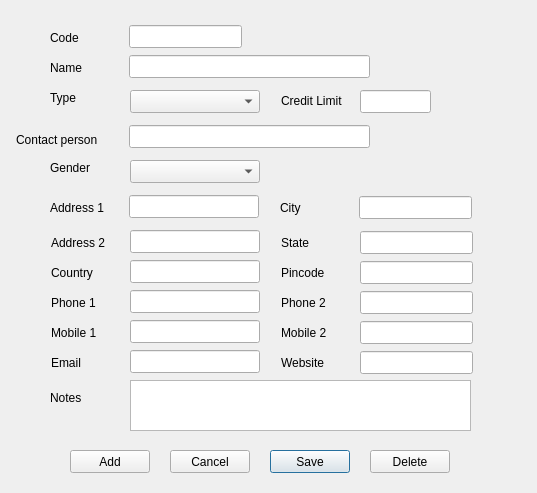
Old version of the form src/customerform.ui in the repository thamizha/angadi.
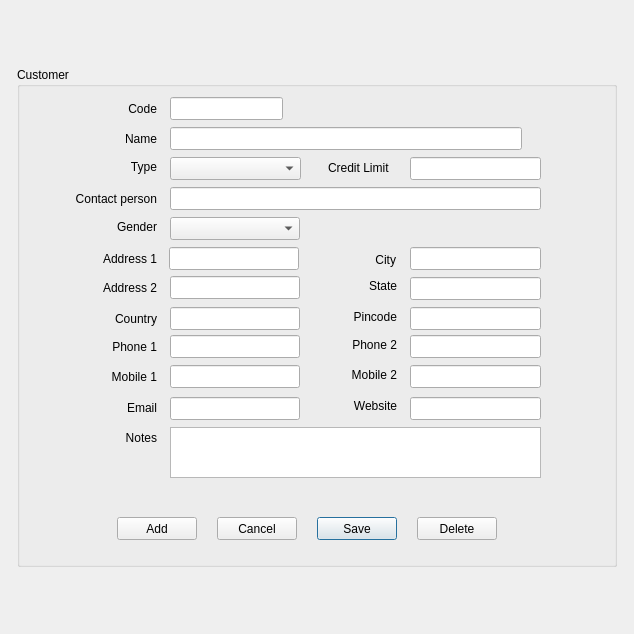
New version of the form.

Diff of the .ui file:
```diff
--- a/src/customerform.ui
+++ b/src/customerform.ui
@@ -6,96 +6,122 @@
    <rect>
     <x>0</x>
     <y>0</y>
-    <width>537</width>
-    <height>493</height>
+    <width>634</width>
+    <height>634</height>
    </rect>
   </property>
+  <property name="minimumSize">
+   <size>
+    <width>0</width>
+    <height>0</height>
+   </size>
+  </property>
   <property name="windowTitle">
    <string>Form</string>
   </property>
-  <widget class="QLabel" name="label">
-   <property name="geometry">
-    <rect>
-     <x>50</x>
-     <y>30</y>
-     <width>57</width>
-     <height>15</height>
-    </rect>
-   </property>
-   <property name="layoutDirection">
-    <enum>Qt::LeftToRight</enum>
-   </property>
-   <property name="text">
-    <string>Code</string>
-   </property>
-   <property name="wordWrap">
-    <bool>false</bool>
-   </property>
-  </widget>
-  <widget class="QLineEdit" name="lineEditCode">
+  <layout class="QHBoxLayout" name="horizontalLayout_2">
+   <item>
+    <layout class="QHBoxLayout" name="horizontalLayout">
+     <item>
+      <spacer name="horizontalSpacer">
+       <property name="orientation">
+        <enum>Qt::Horizontal</enum>
+       </property>
+       <property name="sizeHint" stdset="0">
+        <size>
+         <width>40</width>
+         <height>20</height>
+        </size>
+       </property>
+      </spacer>
+     </item>
+     <item>
+      <layout class="QVBoxLayout" name="verticalLayout">
+       <item>
+        <spacer name="verticalSpacer">
+         <property name="orientation">
+          <enum>Qt::Vertical</enum>
+         </property>
+         <property name="sizeHint" stdset="0">
+          <size>
+           <width>20</width>
+           <height>40</height>
+          </size>
+         </property>
+        </spacer>
+       </item>
+       <item>
+        <widget class="QGroupBox" name="groupBox">
+         <property name="minimumSize">
+          <size>
+           <width>600</width>
+           <height>500</height>
+          </size>
+         </property>
+         <property name="title">
+          <string>Customer</string>
+         </property>
+         <widget class="QPushButton" name="pushButtonDelete">
    <property name="geometry">
     <rect>
-     <x>129</x>
-     <y>25</y>
-     <width>113</width>
+            <x>400</x>
+            <y>450</y>
+            <width>80</width>
      <height>23</height>
     </rect>
    </property>
-  </widget>
-  <widget class="QLineEdit" name="lineEditName">
+          <property name="text">
+           <string>Delete</string>
+          </property>
+         </widget>
+         <widget class="QLineEdit" name="lineEditAddress2">
    <property name="geometry">
     <rect>
-     <x>129</x>
-     <y>55</y>
-     <width>241</width>
+            <x>153</x>
+            <y>209</y>
+            <width>130</width>
      <height>23</height>
     </rect>
    </property>
   </widget>
-  <widget class="QLabel" name="label_2">
+         <widget class="QComboBox" name="comboBoxGender">
    <property name="geometry">
     <rect>
-     <x>50</x>
-     <y>60</y>
-     <width>57</width>
-     <height>15</height>
-    </rect>
-   </property>
-   <property name="layoutDirection">
-    <enum>Qt::LeftToRight</enum>
-   </property>
-   <property name="text">
-    <string>Name</string>
-   </property>
-   <property name="wordWrap">
-    <bool>false</bool>
-   </property>
-  </widget>
-  <widget class="QLabel" name="label_3">
+            <x>153</x>
+            <y>150</y>
+            <width>130</width>
+            <height>23</height>
+           </rect>
+          </property>
+         </widget>
+         <widget class="QLabel" name="label_19">
    <property name="geometry">
     <rect>
-     <x>50</x>
-     <y>90</y>
-     <width>57</width>
-     <height>15</height>
+            <x>40</x>
+            <y>361</y>
+            <width>100</width>
+            <height>20</height>
     </rect>
    </property>
    <property name="layoutDirection">
     <enum>Qt::LeftToRight</enum>
    </property>
    <property name="text">
-    <string>Type</string>
-   </property>
+           <string>Notes</string>
+          </property>
+          <property name="alignment">
+           <set>Qt::AlignRight|Qt::AlignTrailing|Qt::AlignVCenter</set>
+          </property>
    <property name="wordWrap">
     <bool>false</bool>
    </property>
   </widget>
-  <widget class="QComboBox" name="comboBoxType">
+         <widget class="QLineEdit" name="lineEditPincode">
    <property name="geometry">
     <rect>
-     <x>130</x>
-     <y>90</y>
-     <width>130</width>
+            <x>393</x>
+            <y>240</y>
+            <width>131</width>
      <height>23</height>
     </rect>
    </property>
@@ -103,7 +129,7 @@
   <widget class="QLabel" name="label_4">
    <property name="geometry">
     <rect>
-     <x>281</x>
+            <x>311</x>
      <y>93</y>
      <width>71</width>
      <height>16</height>
@@ -119,22 +145,121 @@
     <bool>false</bool>
    </property>
   </widget>
-  <widget class="QLineEdit" name="lineEditCreditLimit">
+         <widget class="QPushButton" name="pushButtonCancel">
+          <property name="enabled">
+           <bool>true</bool>
+          </property>
    <property name="geometry">
     <rect>
-     <x>360</x>
+            <x>200</x>
+            <y>450</y>
+            <width>80</width>
+            <height>23</height>
+           </rect>
+          </property>
+          <property name="text">
+           <string>Cancel</string>
+          </property>
+          <property name="default">
+           <bool>false</bool>
+          </property>
+         </widget>
+         <widget class="QLabel" name="label_11">
+          <property name="geometry">
+           <rect>
+            <x>40</x>
+            <y>242</y>
+            <width>100</width>
+            <height>20</height>
+           </rect>
+          </property>
+          <property name="layoutDirection">
+           <enum>Qt::LeftToRight</enum>
+          </property>
+          <property name="text">
+           <string>Country</string>
+          </property>
+          <property name="alignment">
+           <set>Qt::AlignRight|Qt::AlignTrailing|Qt::AlignVCenter</set>
+          </property>
+          <property name="wordWrap">
+           <bool>false</bool>
+          </property>
+         </widget>
+         <widget class="QLineEdit" name="lineEditState">
+          <property name="geometry">
+           <rect>
+            <x>393</x>
+            <y>210</y>
+            <width>131</width>
+            <height>23</height>
+           </rect>
+          </property>
+         </widget>
+         <widget class="QLabel" name="label_8">
+          <property name="geometry">
+           <rect>
+            <x>319</x>
+            <y>185</y>
+            <width>60</width>
+            <height>15</height>
+           </rect>
+          </property>
+          <property name="layoutDirection">
+           <enum>Qt::LeftToRight</enum>
+          </property>
+          <property name="text">
+           <string>City</string>
+          </property>
+          <property name="alignment">
+           <set>Qt::AlignRight|Qt::AlignTrailing|Qt::AlignVCenter</set>
+          </property>
+          <property name="wordWrap">
+           <bool>false</bool>
+          </property>
+         </widget>
+         <widget class="QLineEdit" name="lineEditEmail">
+          <property name="geometry">
+           <rect>
+            <x>153</x>
+            <y>330</y>
+            <width>130</width>
+            <height>23</height>
+           </rect>
+          </property>
+         </widget>
+         <widget class="QPushButton" name="pushButtonSave">
+          <property name="geometry">
+           <rect>
+            <x>300</x>
+            <y>450</y>
+            <width>80</width>
+            <height>23</height>
+           </rect>
+          </property>
+          <property name="text">
+           <string>Save</string>
+          </property>
+          <property name="default">
+           <bool>true</bool>
+          </property>
+         </widget>
+         <widget class="QLineEdit" name="lineEditName">
+          <property name="geometry">
+           <rect>
+            <x>153</x>
+            <y>60</y>
+            <width>352</width>
+            <height>23</height>
+           </rect>
+          </property>
+         </widget>
+         <widget class="QComboBox" name="comboBoxType">
+          <property name="geometry">
+           <rect>
+            <x>153</x>
      <y>90</y>
-     <width>71</width>
-     <height>23</height>
-    </rect>
-   </property>
-  </widget>
-  <widget class="QLineEdit" name="lineEditContactPerson">
-   <property name="geometry">
-    <rect>
-     <x>129</x>
-     <y>125</y>
-     <width>241</width>
+            <width>131</width>
      <height>23</height>
     </rect>
    </property>
@@ -142,9 +267,9 @@
   <widget class="QLabel" name="label_5">
    <property name="geometry">
     <rect>
-     <x>16</x>
-     <y>130</y>
-     <width>101</width>
+            <x>40</x>
+            <y>122</y>
+            <width>100</width>
      <height>20</height>
     </rect>
    </property>
@@ -154,16 +279,19 @@
    <property name="text">
     <string>Contact person</string>
    </property>
+          <property name="alignment">
+           <set>Qt::AlignRight|Qt::AlignTrailing|Qt::AlignVCenter</set>
+          </property>
    <property name="wordWrap">
     <bool>false</bool>
    </property>
   </widget>
-  <widget class="QLabel" name="label_6">
+         <widget class="QLabel" name="label_15">
    <property name="geometry">
     <rect>
-     <x>50</x>
-     <y>160</y>
-     <width>57</width>
+            <x>320</x>
+            <y>300</y>
+            <width>60</width>
      <height>15</height>
     </rect>
    </property>
@@ -171,17 +299,94 @@
     <enum>Qt::LeftToRight</enum>
    </property>
    <property name="text">
-    <string>Gender</string>
-   </property>
+           <string>Mobile 2</string>
+          </property>
+          <property name="alignment">
+           <set>Qt::AlignRight|Qt::AlignTrailing|Qt::AlignVCenter</set>
+          </property>
    <property name="wordWrap">
     <bool>false</bool>
    </property>
   </widget>
-  <widget class="QComboBox" name="comboBoxGender">
+         <widget class="QLabel" name="label">
    <property name="geometry">
     <rect>
-     <x>130</x>
-     <y>160</y>
+            <x>40</x>
+            <y>32</y>
+            <width>100</width>
+            <height>20</height>
+           </rect>
+          </property>
+          <property name="layoutDirection">
+           <enum>Qt::LeftToRight</enum>
+          </property>
+          <property name="text">
+           <string>Code</string>
+          </property>
+          <property name="alignment">
+           <set>Qt::AlignRight|Qt::AlignTrailing|Qt::AlignVCenter</set>
+          </property>
+          <property name="wordWrap">
+           <bool>false</bool>
+          </property>
+         </widget>
+         <widget class="QLineEdit" name="lineEditContactPerson">
+          <property name="geometry">
+           <rect>
+            <x>153</x>
+            <y>120</y>
+            <width>371</width>
+            <height>23</height>
+           </rect>
+          </property>
+         </widget>
+         <widget class="QTextEdit" name="textEditNote">
+          <property name="geometry">
+           <rect>
+            <x>153</x>
+            <y>360</y>
+            <width>371</width>
+            <height>51</height>
+           </rect>
+          </property>
+         </widget>
+         <widget class="QLabel" name="label_16">
+          <property name="geometry">
+           <rect>
+            <x>40</x>
+            <y>300</y>
+            <width>100</width>
+            <height>20</height>
+           </rect>
+          </property>
+          <property name="layoutDirection">
+           <enum>Qt::LeftToRight</enum>
+          </property>
+          <property name="text">
+           <string>Mobile 1</string>
+          </property>
+          <property name="alignment">
+           <set>Qt::AlignRight|Qt::AlignTrailing|Qt::AlignVCenter</set>
+          </property>
+          <property name="wordWrap">
+           <bool>false</bool>
+          </property>
+         </widget>
+         <widget class="QLineEdit" name="lineEditPhone1">
+          <property name="geometry">
+           <rect>
+            <x>153</x>
+            <y>268</y>
+            <width>130</width>
+            <height>23</height>
+           </rect>
+          </property>
+         </widget>
+         <widget class="QLineEdit" name="lineEditMobile1">
+          <property name="geometry">
+           <rect>
+            <x>153</x>
+            <y>298</y>
      <width>130</width>
      <height>23</height>
     </rect>
@@ -190,183 +395,32 @@
   <widget class="QLineEdit" name="lineEditAddress1">
    <property name="geometry">
     <rect>
-     <x>129</x>
-     <y>195</y>
+            <x>152</x>
+            <y>180</y>
      <width>130</width>
      <height>23</height>
     </rect>
    </property>
   </widget>
-  <widget class="QLabel" name="label_7">
+         <widget class="QPushButton" name="pushButtonAdd">
    <property name="geometry">
     <rect>
-     <x>50</x>
-     <y>200</y>
-     <width>71</width>
-     <height>16</height>
-    </rect>
-   </property>
-   <property name="layoutDirection">
-    <enum>Qt::LeftToRight</enum>
-   </property>
-   <property name="text">
-    <string>Address 1</string>
-   </property>
-   <property name="wordWrap">
-    <bool>false</bool>
-   </property>
-  </widget>
-  <widget class="QLineEdit" name="lineEditCity">
-   <property name="geometry">
-    <rect>
-     <x>359</x>
-     <y>196</y>
-     <width>113</width>
+            <x>100</x>
+            <y>450</y>
+            <width>80</width>
      <height>23</height>
     </rect>
    </property>
-  </widget>
-  <widget class="QLabel" name="label_8">
-   <property name="geometry">
-    <rect>
-     <x>280</x>
-     <y>200</y>
-     <width>57</width>
-     <height>15</height>
-    </rect>
-   </property>
-   <property name="layoutDirection">
-    <enum>Qt::LeftToRight</enum>
-   </property>
    <property name="text">
-    <string>City</string>
-   </property>
-   <property name="wordWrap">
-    <bool>false</bool>
-   </property>
-  </widget>
-  <widget class="QLabel" name="label_9">
-   <property name="geometry">
-    <rect>
-     <x>51</x>
-     <y>235</y>
-     <width>71</width>
-     <height>16</height>
-    </rect>
-   </property>
-   <property name="layoutDirection">
-    <enum>Qt::LeftToRight</enum>
-   </property>
-   <property name="text">
-    <string>Address 2</string>
-   </property>
-   <property name="wordWrap">
-    <bool>false</bool>
-   </property>
-  </widget>
-  <widget class="QLineEdit" name="lineEditState">
-   <property name="geometry">
-    <rect>
-     <x>360</x>
-     <y>231</y>
-     <width>113</width>
-     <height>23</height>
-    </rect>
-   </property>
-  </widget>
-  <widget class="QLabel" name="label_10">
-   <property name="geometry">
-    <rect>
-     <x>281</x>
-     <y>235</y>
-     <width>57</width>
-     <height>15</height>
-    </rect>
-   </property>
-   <property name="layoutDirection">
-    <enum>Qt::LeftToRight</enum>
-   </property>
-   <property name="text">
-    <string>State</string>
-   </property>
-   <property name="wordWrap">
-    <bool>false</bool>
-   </property>
-  </widget>
-  <widget class="QLineEdit" name="lineEditAddress2">
-   <property name="geometry">
-    <rect>
-     <x>130</x>
-     <y>230</y>
-     <width>130</width>
-     <height>23</height>
-    </rect>
-   </property>
-  </widget>
-  <widget class="QLineEdit" name="lineEditPincode">
-   <property name="geometry">
-    <rect>
-     <x>360</x>
-     <y>261</y>
-     <width>113</width>
-     <height>23</height>
-    </rect>
-   </property>
-  </widget>
-  <widget class="QLabel" name="label_11">
-   <property name="geometry">
-    <rect>
-     <x>51</x>
-     <y>265</y>
-     <width>71</width>
-     <height>16</height>
-    </rect>
-   </property>
-   <property name="layoutDirection">
-    <enum>Qt::LeftToRight</enum>
-   </property>
-   <property name="text">
-    <string>Country</string>
-   </property>
-   <property name="wordWrap">
-    <bool>false</bool>
-   </property>
-  </widget>
-  <widget class="QLabel" name="label_12">
-   <property name="geometry">
-    <rect>
-     <x>281</x>
-     <y>265</y>
-     <width>57</width>
-     <height>15</height>
-    </rect>
-   </property>
-   <property name="layoutDirection">
-    <enum>Qt::LeftToRight</enum>
-   </property>
-   <property name="text">
-    <string>Pincode</string>
-   </property>
-   <property name="wordWrap">
-    <bool>false</bool>
-   </property>
-  </widget>
-  <widget class="QLineEdit" name="lineEditCountry">
-   <property name="geometry">
-    <rect>
-     <x>130</x>
-     <y>260</y>
-     <width>130</width>
-     <height>23</height>
-    </rect>
+           <string>Add</string>
    </property>
   </widget>
   <widget class="QLabel" name="label_13">
    <property name="geometry">
     <rect>
-     <x>281</x>
-     <y>295</y>
-     <width>57</width>
+            <x>320</x>
+            <y>270</y>
+            <width>60</width>
      <height>15</height>
     </rect>
    </property>
@@ -376,16 +430,29 @@
    <property name="text">
     <string>Phone 2</string>
    </property>
+          <property name="alignment">
+           <set>Qt::AlignRight|Qt::AlignTrailing|Qt::AlignVCenter</set>
+          </property>
    <property name="wordWrap">
     <bool>false</bool>
    </property>
   </widget>
-  <widget class="QLineEdit" name="lineEditPhone2">
+         <widget class="QLineEdit" name="lineEditCreditLimit">
    <property name="geometry">
     <rect>
-     <x>360</x>
-     <y>291</y>
-     <width>113</width>
+            <x>393</x>
+            <y>90</y>
+            <width>131</width>
+            <height>23</height>
+           </rect>
+          </property>
+         </widget>
+         <widget class="QLineEdit" name="lineEditWebsite">
+          <property name="geometry">
+           <rect>
+            <x>393</x>
+            <y>330</y>
+            <width>131</width>
      <height>23</height>
     </rect>
    </property>
@@ -393,10 +460,10 @@
   <widget class="QLabel" name="label_14">
    <property name="geometry">
     <rect>
-     <x>51</x>
-     <y>295</y>
-     <width>71</width>
-     <height>16</height>
+            <x>40</x>
+            <y>270</y>
+            <width>100</width>
+            <height>20</height>
     </rect>
    </property>
    <property name="layoutDirection">
@@ -405,34 +472,8 @@
    <property name="text">
     <string>Phone 1</string>
    </property>
-   <property name="wordWrap">
-    <bool>false</bool>
-   </property>
-  </widget>
-  <widget class="QLineEdit" name="lineEditPhone1">
-   <property name="geometry">
-    <rect>
-     <x>130</x>
-     <y>290</y>
-     <width>130</width>
-     <height>23</height>
-    </rect>
-   </property>
-  </widget>
-  <widget class="QLabel" name="label_15">
-   <property name="geometry">
-    <rect>
-     <x>281</x>
-     <y>325</y>
-     <width>57</width>
-     <height>15</height>
-    </rect>
-   </property>
-   <property name="layoutDirection">
-    <enum>Qt::LeftToRight</enum>
-   </property>
-   <property name="text">
-    <string>Mobile 2</string>
+          <property name="alignment">
+           <set>Qt::AlignRight|Qt::AlignTrailing|Qt::AlignVCenter</set>
    </property>
    <property name="wordWrap">
     <bool>false</bool>
@@ -441,48 +482,105 @@
   <widget class="QLineEdit" name="lineEditMobile2">
    <property name="geometry">
     <rect>
-     <x>360</x>
-     <y>321</y>
+            <x>393</x>
+            <y>298</y>
+            <width>131</width>
+            <height>23</height>
+           </rect>
+          </property>
+         </widget>
+         <widget class="QLabel" name="label_6">
+          <property name="geometry">
+           <rect>
+            <x>40</x>
+            <y>150</y>
+            <width>100</width>
+            <height>20</height>
+           </rect>
+          </property>
+          <property name="layoutDirection">
+           <enum>Qt::LeftToRight</enum>
+          </property>
+          <property name="text">
+           <string>Gender</string>
+          </property>
+          <property name="alignment">
+           <set>Qt::AlignRight|Qt::AlignTrailing|Qt::AlignVCenter</set>
+          </property>
+          <property name="wordWrap">
+           <bool>false</bool>
+          </property>
+         </widget>
+         <widget class="QLineEdit" name="lineEditCode">
+          <property name="geometry">
+           <rect>
+            <x>153</x>
+            <y>30</y>
      <width>113</width>
      <height>23</height>
     </rect>
    </property>
   </widget>
-  <widget class="QLabel" name="label_16">
+         <widget class="QLabel" name="label_10">
    <property name="geometry">
     <rect>
-     <x>51</x>
-     <y>325</y>
-     <width>71</width>
-     <height>16</height>
+            <x>320</x>
+            <y>211</y>
+            <width>60</width>
+            <height>15</height>
     </rect>
    </property>
    <property name="layoutDirection">
     <enum>Qt::LeftToRight</enum>
    </property>
    <property name="text">
-    <string>Mobile 1</string>
+           <string>State</string>
+          </property>
+          <property name="alignment">
+           <set>Qt::AlignRight|Qt::AlignTrailing|Qt::AlignVCenter</set>
    </property>
    <property name="wordWrap">
     <bool>false</bool>
    </property>
   </widget>
-  <widget class="QLineEdit" name="lineEditMobile1">
+         <widget class="QLineEdit" name="lineEditCity">
    <property name="geometry">
     <rect>
-     <x>130</x>
-     <y>320</y>
-     <width>130</width>
+            <x>393</x>
+            <y>180</y>
+            <width>131</width>
      <height>23</height>
     </rect>
    </property>
   </widget>
+         <widget class="QLabel" name="label_2">
+          <property name="geometry">
+           <rect>
+            <x>40</x>
+            <y>62</y>
+            <width>100</width>
+            <height>20</height>
+           </rect>
+          </property>
+          <property name="layoutDirection">
+           <enum>Qt::LeftToRight</enum>
+          </property>
+          <property name="text">
+           <string>Name</string>
+          </property>
+          <property name="alignment">
+           <set>Qt::AlignRight|Qt::AlignTrailing|Qt::AlignVCenter</set>
+          </property>
+          <property name="wordWrap">
+           <bool>false</bool>
+          </property>
+         </widget>
   <widget class="QLabel" name="label_17">
    <property name="geometry">
     <rect>
-     <x>281</x>
-     <y>355</y>
-     <width>57</width>
+            <x>320</x>
+            <y>331</y>
+            <width>60</width>
      <height>15</height>
     </rect>
    </property>
@@ -492,27 +590,20 @@
    <property name="text">
     <string>Website</string>
    </property>
+          <property name="alignment">
+           <set>Qt::AlignRight|Qt::AlignTrailing|Qt::AlignVCenter</set>
+          </property>
    <property name="wordWrap">
     <bool>false</bool>
    </property>
   </widget>
-  <widget class="QLineEdit" name="lineEditWebsite">
-   <property name="geometry">
-    <rect>
-     <x>360</x>
-     <y>351</y>
-     <width>113</width>
-     <height>23</height>
-    </rect>
-   </property>
-  </widget>
   <widget class="QLabel" name="label_18">
    <property name="geometry">
     <rect>
-     <x>51</x>
-     <y>355</y>
-     <width>71</width>
-     <height>16</height>
+            <x>40</x>
+            <y>331</y>
+            <width>100</width>
+            <height>20</height>
     </rect>
    </property>
    <property name="layoutDirection">
@@ -521,110 +612,154 @@
    <property name="text">
     <string>Email</string>
    </property>
+          <property name="alignment">
+           <set>Qt::AlignRight|Qt::AlignTrailing|Qt::AlignVCenter</set>
+          </property>
    <property name="wordWrap">
     <bool>false</bool>
    </property>
   </widget>
-  <widget class="QLineEdit" name="lineEditEmail">
+         <widget class="QLabel" name="label_3">
    <property name="geometry">
     <rect>
-     <x>130</x>
-     <y>350</y>
+            <x>40</x>
+            <y>90</y>
+            <width>100</width>
+            <height>20</height>
+           </rect>
+          </property>
+          <property name="layoutDirection">
+           <enum>Qt::LeftToRight</enum>
+          </property>
+          <property name="text">
+           <string>Type</string>
+          </property>
+          <property name="alignment">
+           <set>Qt::AlignRight|Qt::AlignTrailing|Qt::AlignVCenter</set>
+          </property>
+          <property name="wordWrap">
+           <bool>false</bool>
+          </property>
+         </widget>
+         <widget class="QLineEdit" name="lineEditPhone2">
+          <property name="geometry">
+           <rect>
+            <x>393</x>
+            <y>268</y>
+            <width>131</width>
+            <height>23</height>
+           </rect>
+          </property>
+         </widget>
+         <widget class="QLabel" name="label_7">
+          <property name="geometry">
+           <rect>
+            <x>40</x>
+            <y>182</y>
+            <width>100</width>
+            <height>20</height>
+           </rect>
+          </property>
+          <property name="layoutDirection">
+           <enum>Qt::LeftToRight</enum>
+          </property>
+          <property name="text">
+           <string>Address 1</string>
+          </property>
+          <property name="alignment">
+           <set>Qt::AlignRight|Qt::AlignTrailing|Qt::AlignVCenter</set>
+          </property>
+          <property name="wordWrap">
+           <bool>false</bool>
+          </property>
+         </widget>
+         <widget class="QLabel" name="label_9">
+          <property name="geometry">
+           <rect>
+            <x>40</x>
+            <y>211</y>
+            <width>100</width>
+            <height>20</height>
+           </rect>
+          </property>
+          <property name="layoutDirection">
+           <enum>Qt::LeftToRight</enum>
+          </property>
+          <property name="text">
+           <string>Address 2</string>
+          </property>
+          <property name="alignment">
+           <set>Qt::AlignRight|Qt::AlignTrailing|Qt::AlignVCenter</set>
+          </property>
+          <property name="wordWrap">
+           <bool>false</bool>
+          </property>
+         </widget>
+         <widget class="QLineEdit" name="lineEditCountry">
+          <property name="geometry">
+           <rect>
+            <x>153</x>
+            <y>240</y>
      <width>130</width>
      <height>23</height>
     </rect>
    </property>
   </widget>
-  <widget class="QLabel" name="label_19">
+         <widget class="QLabel" name="label_12">
    <property name="geometry">
     <rect>
-     <x>50</x>
-     <y>390</y>
-     <width>71</width>
-     <height>16</height>
+            <x>320</x>
+            <y>242</y>
+            <width>60</width>
+            <height>15</height>
     </rect>
    </property>
    <property name="layoutDirection">
     <enum>Qt::LeftToRight</enum>
    </property>
    <property name="text">
-    <string>Notes</string>
+           <string>Pincode</string>
+          </property>
+          <property name="alignment">
+           <set>Qt::AlignRight|Qt::AlignTrailing|Qt::AlignVCenter</set>
    </property>
    <property name="wordWrap">
     <bool>false</bool>
    </property>
   </widget>
-  <widget class="QTextEdit" name="textEditNote">
-   <property name="geometry">
-    <rect>
-     <x>130</x>
-     <y>380</y>
-     <width>341</width>
-     <height>51</height>
-    </rect>
-   </property>
-  </widget>
-  <widget class="QPushButton" name="pushButtonDelete">
-   <property name="geometry">
-    <rect>
-     <x>370</x>
-     <y>450</y>
-     <width>80</width>
-     <height>23</height>
-    </rect>
-   </property>
-   <property name="text">
-    <string>Delete</string>
-   </property>
-  </widget>
-  <widget class="QPushButton" name="pushButtonSave">
-   <property name="geometry">
-    <rect>
-     <x>270</x>
-     <y>450</y>
-     <width>80</width>
-     <height>23</height>
-    </rect>
-   </property>
-   <property name="text">
-    <string>Save</string>
-   </property>
-   <property name="default">
-    <bool>true</bool>
-   </property>
-  </widget>
-  <widget class="QPushButton" name="pushButtonCancel">
-   <property name="enabled">
-    <bool>true</bool>
-   </property>
-   <property name="geometry">
-    <rect>
-     <x>170</x>
-     <y>450</y>
-     <width>80</width>
-     <height>23</height>
-    </rect>
-   </property>
-   <property name="text">
-    <string>Cancel</string>
-   </property>
-   <property name="default">
-    <bool>false</bool>
-   </property>
-  </widget>
-  <widget class="QPushButton" name="pushButtonAdd">
-   <property name="geometry">
-    <rect>
-     <x>70</x>
-     <y>450</y>
-     <width>80</width>
-     <height>23</height>
-    </rect>
-   </property>
-   <property name="text">
-    <string>Add</string>
-   </property>
-  </widget>
+        </widget>
+       </item>
+       <item>
+        <spacer name="verticalSpacer_2">
+         <property name="orientation">
+          <enum>Qt::Vertical</enum>
+         </property>
+         <property name="sizeHint" stdset="0">
+          <size>
+           <width>20</width>
+           <height>40</height>
+          </size>
+         </property>
+        </spacer>
+       </item>
+      </layout>
+     </item>
+     <item>
+      <spacer name="horizontalSpacer_2">
+       <property name="orientation">
+        <enum>Qt::Horizontal</enum>
+       </property>
+       <property name="sizeHint" stdset="0">
+        <size>
+         <width>40</width>
+         <height>20</height>
+        </size>
+       </property>
+      </spacer>
+     </item>
+    </layout>
+   </item>
+  </layout>
  </widget>
  <tabstops>
   <tabstop>lineEditCode</tabstop>
```
Lines whose indentation alone changed are shown as unchanged.
